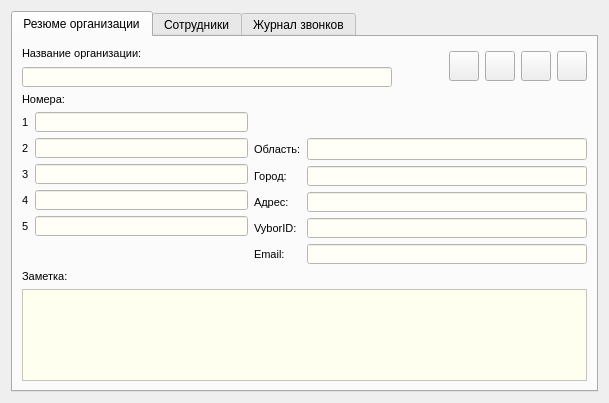
This is src/ViewOrgContactDialog.ui in okostynchuk/Outcall as Qt 5 draws it before an edit. The edited form follows.
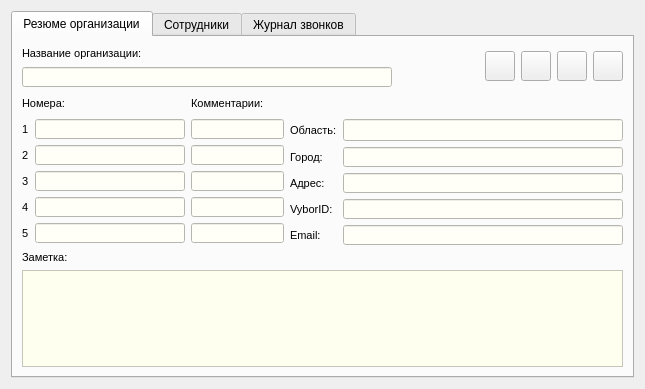
This is the edited form. Icons and pictures are not drawn.

Commit message:
Added the abitily to add a comment to the number
Possibility to add a comment to the number in Add / Edit / View contact classes

Patch:
```diff
--- a/src/ViewOrgContactDialog.ui
+++ b/src/ViewOrgContactDialog.ui
@@ -6,8 +6,8 @@
    <rect>
     <x>0</x>
     <y>0</y>
-    <width>609</width>
-    <height>402</height>
+    <width>645</width>
+    <height>389</height>
    </rect>
   </property>
   <property name="minimumSize">
@@ -48,7 +48,7 @@
       <attribute name="title">
        <string>Резюме организации</string>
       </attribute>
-      <layout class="QGridLayout" name="gridLayout_14">
+      <layout class="QGridLayout" name="gridLayout_15">
        <item row="0" column="0">
         <layout class="QGridLayout" name="gridLayout_7">
          <item row="0" column="2">
@@ -265,70 +265,46 @@
         </layout>
        </item>
        <item row="1" column="0">
-        <widget class="QLabel" name="label_5">
-         <property name="font">
-          <font>
-           <pointsize>8</pointsize>
-          </font>
-         </property>
-         <property name="text">
-          <string>Номера:</string>
-         </property>
-        </widget>
-       </item>
-       <item row="2" column="0">
-        <layout class="QHBoxLayout" name="horizontalLayout_4">
-         <item>
+        <layout class="QGridLayout" name="gridLayout_14">
+         <item row="0" column="0">
           <layout class="QGridLayout" name="gridLayout_3">
-           <item row="4" column="1">
-            <widget class="QLineEdit" name="fifthNumber">
+           <item row="0" column="0" colspan="2">
+            <widget class="QLabel" name="label_5">
              <property name="minimumSize">
               <size>
-               <width>210</width>
+               <width>0</width>
                <height>20</height>
               </size>
              </property>
-             <property name="maximumSize">
-              <size>
-               <width>16777215</width>
-               <height>20</height>
-              </size>
+             <property name="font">
+              <font>
+               <pointsize>8</pointsize>
+              </font>
              </property>
-             <property name="styleSheet">
-              <string notr="true">*{
-background-color: #fffff8;
-}</string>
-             </property>
-             <property name="readOnly">
-              <bool>true</bool>
+             <property name="text">
+              <string>Номера:</string>
              </property>
             </widget>
            </item>
-           <item row="4" column="0">
-            <widget class="QLabel" name="label_19">
+           <item row="0" column="2">
+            <widget class="QLabel" name="label_15">
+             <property name="minimumSize">
+              <size>
+               <width>0</width>
+               <height>20</height>
+              </size>
+             </property>
              <property name="font">
               <font>
                <pointsize>8</pointsize>
               </font>
              </property>
              <property name="text">
-              <string>5</string>
+              <string>Комментарии:</string>
              </property>
             </widget>
            </item>
            <item row="1" column="0">
-            <widget class="QLabel" name="label_7">
-             <property name="font">
-              <font>
-               <pointsize>8</pointsize>
-              </font>
-             </property>
-             <property name="text">
-              <string>2</string>
-             </property>
-            </widget>
-           </item>
-           <item row="0" column="0">
             <widget class="QLabel" name="label_6">
              <property name="font">
               <font>
@@ -340,17 +316,23 @@
              </property>
             </widget>
            </item>
-           <item row="2" column="1">
-            <widget class="QLineEdit" name="thirdNumber">
+           <item row="1" column="1">
+            <widget class="QLineEdit" name="firstNumber">
+             <property name="sizePolicy">
+              <sizepolicy hsizetype="Preferred" vsizetype="Fixed">
+               <horstretch>0</horstretch>
+               <verstretch>0</verstretch>
+              </sizepolicy>
+             </property>
              <property name="minimumSize">
               <size>
-               <width>210</width>
+               <width>150</width>
                <height>20</height>
               </size>
              </property>
              <property name="maximumSize">
               <size>
-               <width>16777215</width>
+               <width>150</width>
                <height>20</height>
               </size>
              </property>
@@ -364,17 +346,11 @@
              </property>
             </widget>
            </item>
-           <item row="3" column="1">
-            <widget class="QLineEdit" name="fourthNumber">
+           <item row="1" column="2">
+            <widget class="QLineEdit" name="firstNumberComment">
              <property name="minimumSize">
               <size>
-               <width>210</width>
-               <height>20</height>
-              </size>
-             </property>
-             <property name="maximumSize">
-              <size>
-               <width>16777215</width>
+               <width>90</width>
                <height>20</height>
               </size>
              </property>
@@ -389,6 +365,66 @@
             </widget>
            </item>
            <item row="2" column="0">
+            <widget class="QLabel" name="label_7">
+             <property name="font">
+              <font>
+               <pointsize>8</pointsize>
+              </font>
+             </property>
+             <property name="text">
+              <string>2</string>
+             </property>
+            </widget>
+           </item>
+           <item row="2" column="1">
+            <widget class="QLineEdit" name="secondNumber">
+             <property name="sizePolicy">
+              <sizepolicy hsizetype="Preferred" vsizetype="Fixed">
+               <horstretch>0</horstretch>
+               <verstretch>0</verstretch>
+              </sizepolicy>
+             </property>
+             <property name="minimumSize">
+              <size>
+               <width>150</width>
+               <height>20</height>
+              </size>
+             </property>
+             <property name="maximumSize">
+              <size>
+               <width>150</width>
+               <height>20</height>
+              </size>
+             </property>
+             <property name="styleSheet">
+              <string notr="true">*{
+background-color: #fffff8;
+}</string>
+             </property>
+             <property name="readOnly">
+              <bool>true</bool>
+             </property>
+            </widget>
+           </item>
+           <item row="2" column="2">
+            <widget class="QLineEdit" name="secondNumberComment">
+             <property name="minimumSize">
+              <size>
+               <width>90</width>
+               <height>20</height>
+              </size>
+             </property>
+             <property name="styleSheet">
+              <string notr="true">*{
+background-color: #fffff8;
+}</string>
+             </property>
+             <property name="readOnly">
+              <bool>true</bool>
+             </property>
+            </widget>
+           </item>
+           <item row="3" column="0">
             <widget class="QLabel" name="label_8">
              <property name="font">
               <font>
@@ -400,17 +436,23 @@
              </property>
             </widget>
            </item>
-           <item row="1" column="1">
-            <widget class="QLineEdit" name="secondNumber">
+           <item row="3" column="1">
+            <widget class="QLineEdit" name="thirdNumber">
+             <property name="sizePolicy">
+              <sizepolicy hsizetype="Preferred" vsizetype="Fixed">
+               <horstretch>0</horstretch>
+               <verstretch>0</verstretch>
+              </sizepolicy>
+             </property>
              <property name="minimumSize">
               <size>
-               <width>210</width>
+               <width>150</width>
                <height>20</height>
               </size>
              </property>
              <property name="maximumSize">
               <size>
-               <width>16777215</width>
+               <width>150</width>
                <height>20</height>
               </size>
              </property>
@@ -424,7 +466,25 @@
              </property>
             </widget>
            </item>
-           <item row="3" column="0">
+           <item row="3" column="2">
+            <widget class="QLineEdit" name="thirdNumberComment">
+             <property name="minimumSize">
+              <size>
+               <width>90</width>
+               <height>20</height>
+              </size>
+             </property>
+             <property name="styleSheet">
+              <string notr="true">*{
+background-color: #fffff8;
+}</string>
+             </property>
+             <property name="readOnly">
+              <bool>true</bool>
+             </property>
+            </widget>
+           </item>
+           <item row="4" column="0">
             <widget class="QLabel" name="label_18">
              <property name="font">
               <font>
@@ -436,17 +496,23 @@
              </property>
             </widget>
            </item>
-           <item row="0" column="1">
-            <widget class="QLineEdit" name="firstNumber">
+           <item row="4" column="1">
+            <widget class="QLineEdit" name="fourthNumber">
+             <property name="sizePolicy">
+              <sizepolicy hsizetype="Preferred" vsizetype="Fixed">
+               <horstretch>0</horstretch>
+               <verstretch>0</verstretch>
+              </sizepolicy>
+             </property>
              <property name="minimumSize">
               <size>
-               <width>210</width>
+               <width>150</width>
                <height>20</height>
               </size>
              </property>
              <property name="maximumSize">
               <size>
-               <width>16777215</width>
+               <width>150</width>
                <height>20</height>
               </size>
              </property>
@@ -460,7 +526,85 @@
              </property>
             </widget>
            </item>
-           <item row="5" column="0" colspan="2">
+           <item row="4" column="2">
+            <widget class="QLineEdit" name="fourthNumberComment">
+             <property name="minimumSize">
+              <size>
+               <width>90</width>
+               <height>20</height>
+              </size>
+             </property>
+             <property name="styleSheet">
+              <string notr="true">*{
+background-color: #fffff8;
+}</string>
+             </property>
+             <property name="readOnly">
+              <bool>true</bool>
+             </property>
+            </widget>
+           </item>
+           <item row="5" column="0">
+            <widget class="QLabel" name="label_19">
+             <property name="font">
+              <font>
+               <pointsize>8</pointsize>
+              </font>
+             </property>
+             <property name="text">
+              <string>5</string>
+             </property>
+            </widget>
+           </item>
+           <item row="5" column="1">
+            <widget class="QLineEdit" name="fifthNumber">
+             <property name="sizePolicy">
+              <sizepolicy hsizetype="Preferred" vsizetype="Fixed">
+               <horstretch>0</horstretch>
+               <verstretch>0</verstretch>
+              </sizepolicy>
+             </property>
+             <property name="minimumSize">
+              <size>
+               <width>150</width>
+               <height>20</height>
+              </size>
+             </property>
+             <property name="maximumSize">
+              <size>
+               <width>150</width>
+               <height>20</height>
+              </size>
+             </property>
+             <property name="styleSheet">
+              <string notr="true">*{
+background-color: #fffff8;
+}</string>
+             </property>
+             <property name="readOnly">
+              <bool>true</bool>
+             </property>
+            </widget>
+           </item>
+           <item row="5" column="2">
+            <widget class="QLineEdit" name="fifthNumberComment">
+             <property name="minimumSize">
+              <size>
+               <width>90</width>
+               <height>20</height>
+              </size>
+             </property>
+             <property name="styleSheet">
+              <string notr="true">*{
+background-color: #fffff8;
+}</string>
+             </property>
+             <property name="readOnly">
+              <bool>true</bool>
+             </property>
+            </widget>
+           </item>
+           <item row="6" column="0" colspan="2">
             <spacer name="verticalSpacer">
              <property name="orientation">
               <enum>Qt::Vertical</enum>
@@ -475,7 +619,7 @@
            </item>
           </layout>
          </item>
-         <item>
+         <item row="0" column="1">
           <layout class="QGridLayout" name="gridLayout">
            <item row="4" column="1">
             <widget class="QLineEdit" name="vyborId">
@@ -662,6 +806,12 @@
                <height>20</height>
               </size>
              </property>
+             <property name="maximumSize">
+              <size>
+               <width>16777215</width>
+               <height>20</height>
+              </size>
+             </property>
              <property name="text">
               <string/>
              </property>
@@ -671,7 +821,7 @@
          </item>
         </layout>
        </item>
-       <item row="3" column="0">
+       <item row="2" column="0">
         <layout class="QGridLayout" name="gridLayout_4">
          <item row="1" column="0" colspan="3">
           <widget class="QTextEdit" name="comment">
```
Left out of the diff: 136 changed lines with no effect on the pictures. The commit also changes 17 other files.
